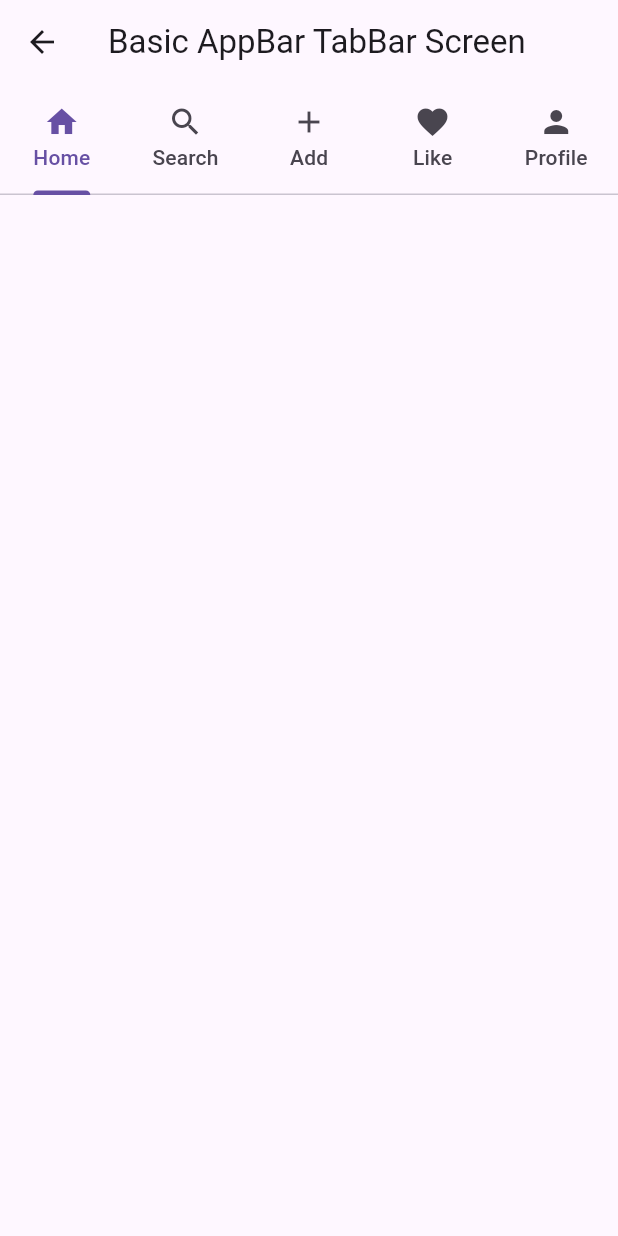
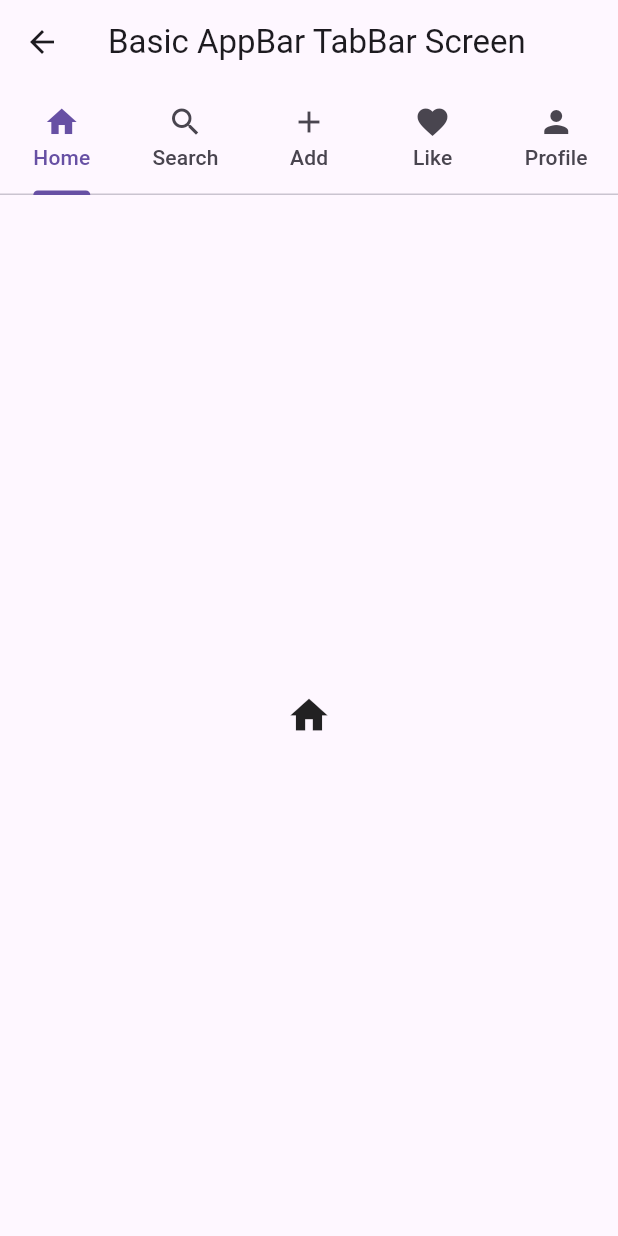
Before and after one commit to labyrinth30/flutter-widgets, a Flutter app: the BasicAppbarTabbarScreen screen opened directly, on a phone screen of 412 x 824 dp. Run offline on Flutter 3.47's test engine with Material 3 defaults, Android fonts, the phone set to English and light mode, and no system bars.

```diff
--- a/lib/screens/scrollable/refresh_indicator.dart
+++ b/lib/screens/scrollable/refresh_indicator.dart
@@ -13,6 +13,7 @@ class RefreshIndicatorScreen extends StatelessWidget {
       child: RefreshIndicator(
         onRefresh: () async {
           await Future.delayed(
+            // 서버 요청
             const Duration(seconds: 2),
           );
         },
--- a/lib/screens/tabbar/basic_appbar_tabbar_screen.dart
+++ b/lib/screens/tabbar/basic_appbar_tabbar_screen.dart
@@ -23,12 +23,18 @@ class BasicAppbarTabbarScreen extends StatelessWidget {
           ),
           title: const Text('Basic AppBar TabBar Screen'),
         ),
-        body: const Column(
-          children: [
-            Column(
-              children: [],
-            ),
-          ],
+        body: TabBarView(
+          physics: const NeverScrollableScrollPhysics(),
+          children: TABS
+              .map(
+                (e) => Center(
+                  child: Icon(
+                    e.icon,
+                    size: 30.0,
+                  ),
+                ),
+              )
+              .toList(),
         ),
       ),
     );
```
